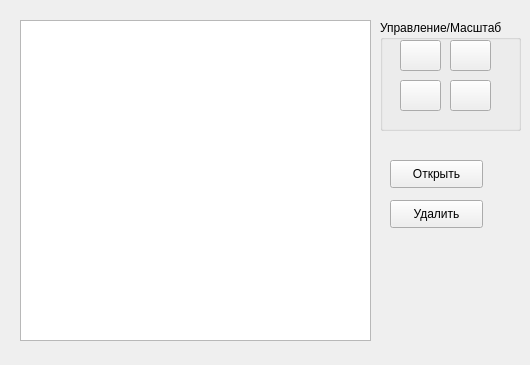
rafikidze/TestPicture, file choosewnd.ui: the form before one commit.
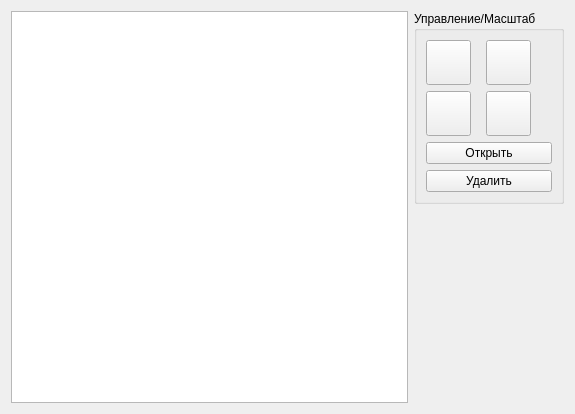
The form after the commit. Icons and pictures are not drawn.

The edit to the form file:
```diff
--- a/choosewnd.ui
+++ b/choosewnd.ui
@@ -6,8 +6,8 @@
    <rect>
     <x>0</x>
     <y>0</y>
-    <width>530</width>
-    <height>365</height>
+    <width>575</width>
+    <height>414</height>
    </rect>
   </property>
   <property name="windowTitle">
@@ -16,47 +16,11 @@
   <property name="styleSheet">
    <string notr="true"/>
   </property>
-  <widget class="QPushButton" name="pButOpen">
-   <property name="geometry">
-    <rect>
-     <x>390</x>
-     <y>160</y>
-     <width>93</width>
-     <height>28</height>
-    </rect>
-   </property>
-   <property name="focusPolicy">
-    <enum>Qt::NoFocus</enum>
-   </property>
-   <property name="text">
-    <string>Открыть</string>
-   </property>
-  </widget>
-  <widget class="QPushButton" name="pButDelete">
-   <property name="geometry">
-    <rect>
-     <x>390</x>
-     <y>200</y>
-     <width>93</width>
-     <height>28</height>
-    </rect>
-   </property>
-   <property name="focusPolicy">
-    <enum>Qt::NoFocus</enum>
-   </property>
-   <property name="text">
-    <string>Удалить</string>
-   </property>
-  </widget>
+  <layout class="QGridLayout" name="gridLayout">
+   <item row="0" column="0">
+    <layout class="QHBoxLayout" name="horizontalLayout">
+     <item>
   <widget class="QTableView" name="tableView">
-   <property name="geometry">
-    <rect>
-     <x>20</x>
-     <y>20</y>
-     <width>351</width>
-     <height>321</height>
-    </rect>
-   </property>
    <property name="selectionMode">
     <enum>QAbstractItemView::SingleSelection</enum>
    </property>
@@ -70,26 +34,48 @@
     <bool>false</bool>
    </attribute>
   </widget>
+     </item>
+     <item>
+      <layout class="QVBoxLayout" name="verticalLayout_2">
+       <item>
   <widget class="QGroupBox" name="groupBox">
-   <property name="geometry">
-    <rect>
-     <x>380</x>
-     <y>20</y>
-     <width>141</width>
-     <height>111</height>
-    </rect>
-   </property>
    <property name="title">
     <string>Управление/Масштаб</string>
    </property>
+         <layout class="QVBoxLayout" name="verticalLayout">
+          <item>
+           <layout class="QFormLayout" name="formLayout">
+            <property name="formAlignment">
+             <set>Qt::AlignLeading|Qt::AlignLeft|Qt::AlignTop</set>
+            </property>
+            <property name="horizontalSpacing">
+             <number>15</number>
+            </property>
+            <property name="verticalSpacing">
+             <number>6</number>
+            </property>
+            <property name="rightMargin">
+             <number>0</number>
+            </property>
+            <item row="0" column="0">
    <widget class="QPushButton" name="pButUp">
-    <property name="geometry">
-     <rect>
-      <x>20</x>
-      <y>20</y>
-      <width>41</width>
-      <height>31</height>
-     </rect>
+              <property name="sizePolicy">
+               <sizepolicy hsizetype="Minimum" vsizetype="Minimum">
+                <horstretch>0</horstretch>
+                <verstretch>0</verstretch>
+               </sizepolicy>
+              </property>
+              <property name="minimumSize">
+               <size>
+                <width>45</width>
+                <height>45</height>
+               </size>
+              </property>
+              <property name="maximumSize">
+               <size>
+                <width>45</width>
+                <height>45</height>
+               </size>
     </property>
     <property name="focusPolicy">
      <enum>Qt::NoFocus</enum>
@@ -104,15 +90,74 @@
      <iconset resource="res.qrc">
       <normaloff>:/arrow_up.png</normaloff>:/arrow_up.png</iconset>
     </property>
-   </widget>
+              <property name="iconSize">
+               <size>
+                <width>20</width>
+                <height>20</height>
+               </size>
+              </property>
+             </widget>
+            </item>
+            <item row="0" column="1">
+             <widget class="QPushButton" name="pButMult2">
+              <property name="sizePolicy">
+               <sizepolicy hsizetype="Minimum" vsizetype="Minimum">
+                <horstretch>0</horstretch>
+                <verstretch>0</verstretch>
+               </sizepolicy>
+              </property>
+              <property name="minimumSize">
+               <size>
+                <width>45</width>
+                <height>45</height>
+               </size>
+              </property>
+              <property name="maximumSize">
+               <size>
+                <width>45</width>
+                <height>45</height>
+               </size>
+              </property>
+              <property name="focusPolicy">
+               <enum>Qt::NoFocus</enum>
+              </property>
+              <property name="styleSheet">
+               <string notr="true"/>
+              </property>
+              <property name="text">
+               <string/>
+              </property>
+              <property name="icon">
+               <iconset resource="res.qrc">
+                <normaloff>:/x2.png</normaloff>:/x2.png</iconset>
+              </property>
+              <property name="iconSize">
+               <size>
+                <width>30</width>
+                <height>30</height>
+               </size>
+              </property>
+             </widget>
+            </item>
+            <item row="1" column="0">
    <widget class="QPushButton" name="pButDown">
-    <property name="geometry">
-     <rect>
-      <x>20</x>
-      <y>60</y>
-      <width>41</width>
-      <height>31</height>
-     </rect>
+              <property name="sizePolicy">
+               <sizepolicy hsizetype="Minimum" vsizetype="Minimum">
+                <horstretch>0</horstretch>
+                <verstretch>0</verstretch>
+               </sizepolicy>
+              </property>
+              <property name="minimumSize">
+               <size>
+                <width>45</width>
+                <height>45</height>
+               </size>
+              </property>
+              <property name="maximumSize">
+               <size>
+                <width>45</width>
+                <height>45</height>
+               </size>
     </property>
     <property name="focusPolicy">
      <enum>Qt::NoFocus</enum>
@@ -124,44 +169,33 @@
      <iconset resource="res.qrc">
       <normaloff>:/arrow_down.png</normaloff>:/arrow_down.png</iconset>
     </property>
-   </widget>
-   <widget class="QPushButton" name="pButUp_2">
-    <property name="geometry">
-     <rect>
-      <x>70</x>
-      <y>20</y>
-      <width>41</width>
-      <height>31</height>
-     </rect>
-    </property>
-    <property name="focusPolicy">
-     <enum>Qt::NoFocus</enum>
-    </property>
-    <property name="styleSheet">
-     <string notr="true"/>
-    </property>
-    <property name="text">
-     <string/>
-    </property>
-    <property name="icon">
-     <iconset resource="res.qrc">
-      <normaloff>:/x2.png</normaloff>:/x2.png</iconset>
-    </property>
     <property name="iconSize">
      <size>
-      <width>30</width>
-      <height>30</height>
+                <width>20</width>
+                <height>20</height>
      </size>
     </property>
    </widget>
-   <widget class="QPushButton" name="pButDown_2">
-    <property name="geometry">
-     <rect>
-      <x>70</x>
-      <y>60</y>
-      <width>41</width>
-      <height>31</height>
-     </rect>
+            </item>
+            <item row="1" column="1">
+             <widget class="QPushButton" name="pButDiv2">
+              <property name="sizePolicy">
+               <sizepolicy hsizetype="Minimum" vsizetype="Minimum">
+                <horstretch>0</horstretch>
+                <verstretch>0</verstretch>
+               </sizepolicy>
+              </property>
+              <property name="minimumSize">
+               <size>
+                <width>45</width>
+                <height>45</height>
+               </size>
+              </property>
+              <property name="maximumSize">
+               <size>
+                <width>45</width>
+                <height>45</height>
+               </size>
     </property>
     <property name="focusPolicy">
      <enum>Qt::NoFocus</enum>
@@ -180,7 +214,62 @@
      </size>
     </property>
    </widget>
-  </widget>
+            </item>
+           </layout>
+          </item>
+          <item>
+           <widget class="QPushButton" name="pButOpen">
+            <property name="maximumSize">
+             <size>
+              <width>16777215</width>
+              <height>16777215</height>
+             </size>
+            </property>
+            <property name="focusPolicy">
+             <enum>Qt::NoFocus</enum>
+            </property>
+            <property name="text">
+             <string>Открыть</string>
+            </property>
+           </widget>
+          </item>
+          <item>
+           <widget class="QPushButton" name="pButDelete">
+            <property name="maximumSize">
+             <size>
+              <width>16777215</width>
+              <height>16777215</height>
+             </size>
+            </property>
+            <property name="focusPolicy">
+             <enum>Qt::NoFocus</enum>
+            </property>
+            <property name="text">
+             <string>Удалить</string>
+            </property>
+           </widget>
+          </item>
+         </layout>
+        </widget>
+       </item>
+       <item>
+        <spacer name="verticalSpacer">
+         <property name="orientation">
+          <enum>Qt::Vertical</enum>
+         </property>
+         <property name="sizeHint" stdset="0">
+          <size>
+           <width>20</width>
+           <height>40</height>
+          </size>
+         </property>
+        </spacer>
+       </item>
+      </layout>
+     </item>
+    </layout>
+   </item>
+  </layout>
  </widget>
  <resources>
   <include location="res.qrc"/>
```
Lines whose indentation alone changed are shown as unchanged.
